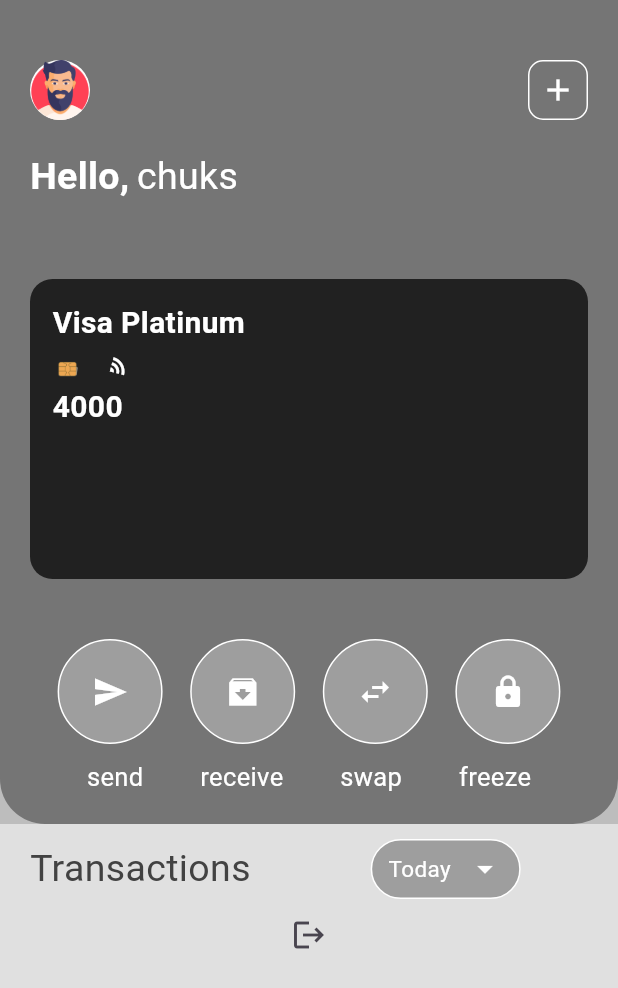
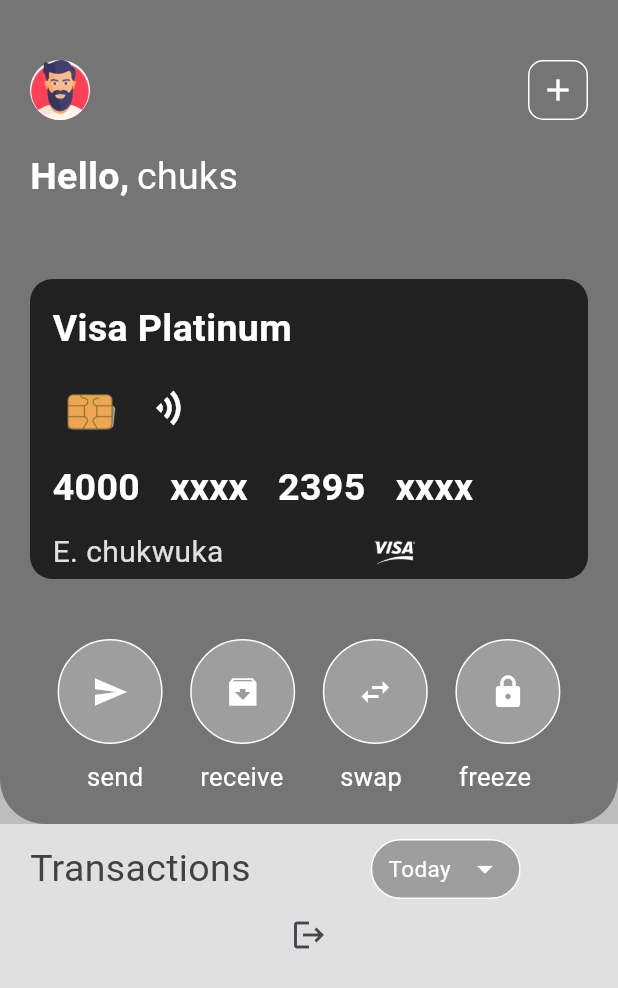
Before and after one commit to WillyOB45/flutter-tute-with-firebase, a Flutter app: the screen it shows once a user with an empty profile is signed in, on a phone screen of 412 x 824 dp. Shown: the top 988 px of the screen. Run offline on Flutter 3.47's test engine with Material 3 defaults, Android fonts, the phone set to English and light mode, and no system bars; our stand-ins replace firebase_auth, firebase_core; accounts and stored records are empty.

Commit message:
new asset and util file

```diff
--- a/lib/pages/util/card_tile.dart
+++ b/lib/pages/util/card_tile.dart
@@ -23,45 +23,97 @@ class cardTile extends StatelessWidget {
             "Visa Platinum",
             style: TextStyle(
                 color: Colors.white,
-                fontSize: (20),
+                fontSize: (25),
                 fontWeight: FontWeight.bold),
           ),
           const SizedBox(
-            height: 5,
+            height: 10,
           ),
           Row(
             children: [
               Image.asset(
                 "assets/chiplogo.png",
-                height: 20,
-                width: 20,
+                height: 50,
+                width: 50,
               ),
               const SizedBox(
                 width: 15,
               ),
               Transform.rotate(
-                angle: pi / 3,
+                angle: pi / 2,
                 alignment: Alignment.center,
                 child: const Icon(
                   Icons.wifi,
-                  size: (15),
+                  size: (25),
                   color: Colors.white,
                 ),
               )
             ],
           ),
           const SizedBox(
-            height: 2,
+            height: 10,
           ),
           const Row(
+            mainAxisAlignment: MainAxisAlignment.start,
             children: [
               Text(
                 "4000",
                 style: TextStyle(
                     color: Colors.white,
-                    fontSize: (20),
+                    fontSize: (25),
                     fontWeight: FontWeight.bold),
               ),
+              SizedBox(
+                width: 20,
+              ),
+              Text(
+                "xxxx",
+                style: TextStyle(
+                    color: Colors.white,
+                    fontSize: (25),
+                    fontWeight: FontWeight.bold),
+              ),
+              SizedBox(
+                width: 20,
+              ),
+              Text(
+                "2395",
+                style: TextStyle(
+                    color: Colors.white,
+                    fontSize: (25),
+                    fontWeight: FontWeight.bold),
+              ),
+              SizedBox(
+                width: 20,
+              ),
+              Text(
+                "xxxx",
+                style: TextStyle(
+                    color: Colors.white,
+                    fontSize: (25),
+                    fontWeight: FontWeight.bold),
+              ),
+            ],
+          ),
+          const SizedBox(
+            height: 10,
+          ),
+          Row(
+            children: [
+              Text(
+                "E. chukwuka",
+                style: TextStyle(
+                  color: Colors.grey.shade300,
+                  fontSize: (20),
+                ),
+              ),
+              Expanded(
+                child: Image.asset(
+                  "assets/visalogo.png",
+                  height: 30,
+                  width: 30,
+                ),
+              )
             ],
           )
         ],
```
Also changed, not shown: assets/visalogo.png (renamed from assets/visalogo.png.png).
